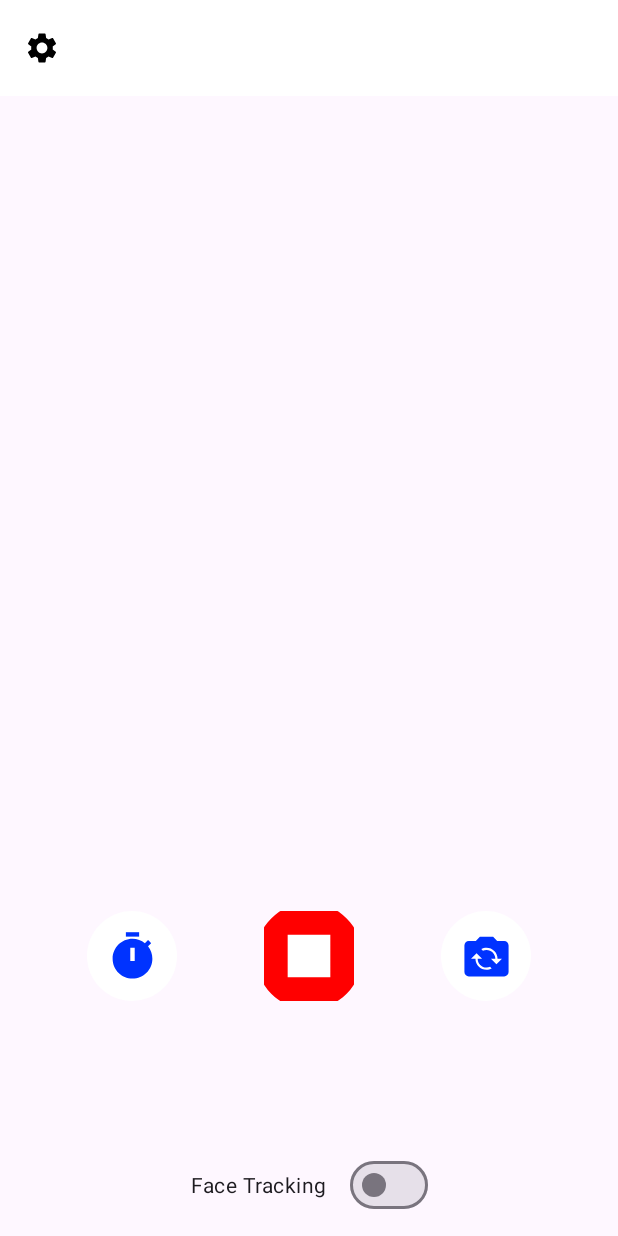
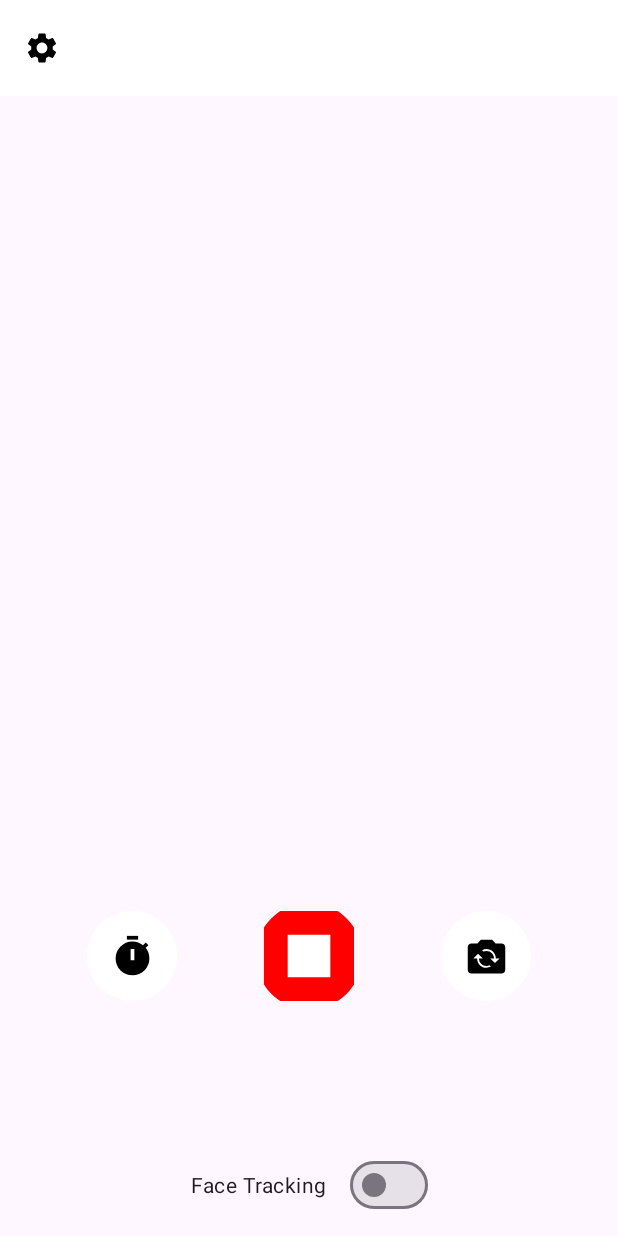
Before and after one commit to kebora/Ishara, an Android app: the layout activity_camera_trial_rec.xml on its own in the app's theme, with its tools: preview values and no code run, on a phone screen of 412 x 824 dp. Run offline under Robolectric (Android 15) with nearby library versions, the phone set to English and light mode, and no system bars; plain views replace JavaCameraView.

Commit message:
ref: update timer and switch camera btns

```diff
--- a/app/src/main/res/drawable/flip_camera.xml
+++ b/app/src/main/res/drawable/flip_camera.xml
@@ -1,5 +1,5 @@
-<vector android:height="35dp" android:tint="#0033FF"
+<vector android:height="30dp" android:tint="#000"
     android:viewportHeight="24" android:viewportWidth="24"
-    android:width="35dp" xmlns:android="http://schemas.android.com/apk/res/android">
+    android:width="30dp" xmlns:android="http://schemas.android.com/apk/res/android">
     <path android:fillColor="@android:color/white" android:pathData="M20,5h-3.17L15,3H9L7.17,5H4C2.9,5 2,5.9 2,7v12c0,1.1 0.9,2 2,2h16c1.1,0 2,-0.9 2,-2V7C22,5.9 21.1,5 20,5zM12,18c-2.76,0 -5,-2.24 -5,-5H5l2.5,-2.5L10,13H8c0,2.21 1.79,4 4,4c0.58,0 1.13,-0.13 1.62,-0.35l0.74,0.74C13.65,17.76 12.86,18 12,18zM16.5,15.5L14,13h2c0,-2.21 -1.79,-4 -4,-4c-0.58,0 -1.13,0.13 -1.62,0.35L9.64,8.62C10.35,8.24 11.14,8 12,8c2.76,0 5,2.24 5,5h2L16.5,15.5z"/>
 </vector>
--- a/app/src/main/res/drawable/timer_icon.xml
+++ b/app/src/main/res/drawable/timer_icon.xml
@@ -1,6 +1,6 @@
-<vector android:height="35dp" android:tint="#0033FF"
+<vector android:height="30dp" android:tint="#000"
     android:viewportHeight="24" android:viewportWidth="24"
-    android:width="35dp" xmlns:android="http://schemas.android.com/apk/res/android">
+    android:width="30dp" xmlns:android="http://schemas.android.com/apk/res/android">
     <path android:fillColor="@android:color/white" android:pathData="M9,1h6v2h-6z"/>
     <path android:fillColor="@android:color/white" android:pathData="M19.03,7.39l1.42,-1.42c-0.43,-0.51 -0.9,-0.99 -1.41,-1.41l-1.42,1.42C16.07,4.74 14.12,4 12,4c-4.97,0 -9,4.03 -9,9c0,4.97 4.02,9 9,9s9,-4.03 9,-9C21,10.88 20.26,8.93 19.03,7.39zM13,14h-2V8h2V14z"/>
 </vector>
```
